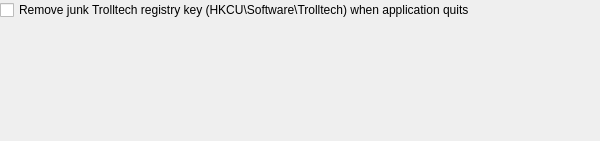
This is src/gui/settings/settingsgeneral.ui in martinrotter/textosaurus as Qt 5 draws it before an edit. The edited form follows.
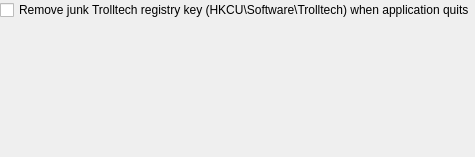
This is the edited form.

The edit to the form file:
```diff
--- a/src/gui/settings/settingsgeneral.ui
+++ b/src/gui/settings/settingsgeneral.ui
@@ -6,8 +6,8 @@
    <rect>
     <x>0</x>
     <y>0</y>
-    <width>600</width>
-    <height>141</height>
+    <width>459</width>
+    <height>157</height>
    </rect>
   </property>
   <layout class="QFormLayout" name="formLayout">
```
